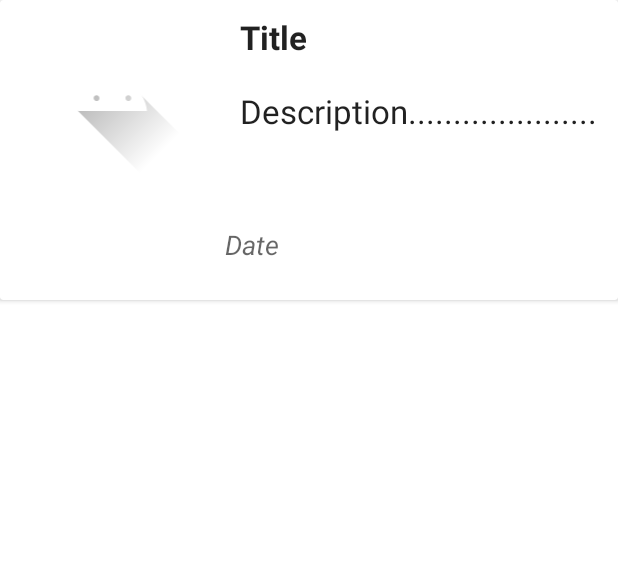
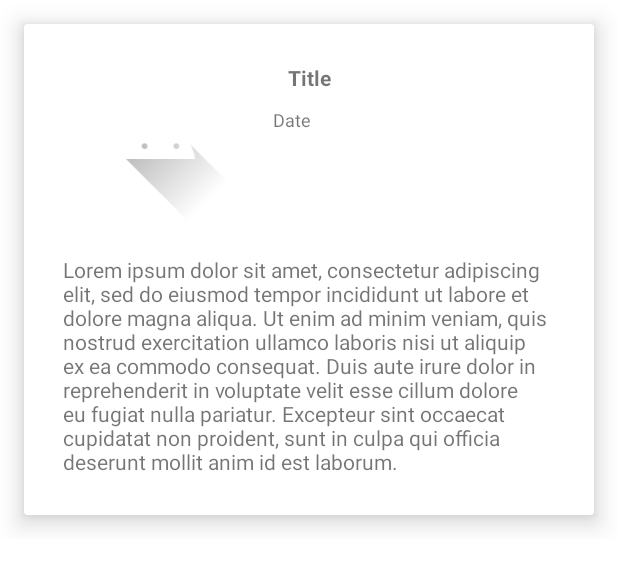
Before and after one commit to StaffanLjungqvist/RSSTest2, an Android app: the layout list_item.xml on its own in the app's theme, with its tools: preview values and no code run, on a phone screen of 412 x 824 dp. Shown: the top 568 px of the screen. Run offline under Robolectric (Android 15) with nearby library versions, the phone set to English and light mode, and no system bars; network calls fail.

```diff
--- a/app/build.gradle
+++ b/app/build.gradle
@@ -41,5 +41,11 @@ dependencies {
     androidTestImplementation 'androidx.test.ext:junit:1.1.3'
     androidTestImplementation 'androidx.test.espresso:espresso-core:3.4.0'
 
+    //Coroutines
+    def lifecycle_version = "2.5.0-alpha06"
+    implementation "androidx.lifecycle:lifecycle-viewmodel-ktx:$lifecycle_version"
+    implementation("androidx.lifecycle:lifecycle-runtime-ktx:$lifecycle_version")
+    implementation 'org.jetbrains.kotlinx:kotlinx-coroutines-android:1.3.9'
+
 
 }
--- a/app/src/main/res/layout/list_item.xml
+++ b/app/src/main/res/layout/list_item.xml
@@ -1,61 +1,68 @@
 <?xml version="1.0" encoding="utf-8"?>
-<androidx.cardview.widget.CardView
-    xmlns:app="http://schemas.android.com/apk/res-auto"
-    android:layout_height="200dp"
+<LinearLayout xmlns:app="http://schemas.android.com/apk/res-auto"
+    android:orientation="vertical"
+    android:layout_height="wrap_content"
     android:layout_width="match_parent"
+    android:elevation="10dp"
     xmlns:android="http://schemas.android.com/apk/res/android">
 
-    <LinearLayout
-        android:orientation="horizontal"
+    <androidx.cardview.widget.CardView
         android:layout_width="match_parent"
-        android:layout_height="match_parent">
+        android:layout_height="match_parent"
+        android:layout_margin="16dp"
+        app:cardElevation="10dp"
+        >
+        <androidx.constraintlayout.widget.ConstraintLayout
+            android:layout_width="match_parent"
+            android:layout_height="match_parent"
+            android:padding="16dp"
+            >
 
-        <ImageView
-            android:id="@+id/articleImage"
-            android:layout_width="150dp"
-            android:layout_height="wrap_content"
-            android:padding="10dp"
-            app:srcCompat="@drawable/ic_launcher_foreground" />
+            <ImageView
+                android:id="@+id/articleImage"
+                android:layout_width="150dp"
+                android:layout_height="wrap_content"
+                android:padding="10dp"
+                app:layout_constraintStart_toStartOf="parent"
+                app:layout_constraintTop_toTopOf="parent"
+                app:srcCompat="@drawable/ic_launcher_foreground" />
 
-        <LinearLayout
-            android:orientation="vertical"
-            android:layout_width="match_parent"
-            android:layout_height="match_parent">
 
             <TextView
-                android:layout_width="match_parent"
+                android:id="@+id/titleTxt"
+                android:layout_width="0dp"
                 android:layout_height="wrap_content"
-                android:textAppearance="?android:attr/textAppearanceLarge"
+                android:padding="10dp"
                 android:text="Title"
-                android:id="@+id/titleTxt"
-                android:padding="10dp"
                 android:textStyle="bold"
-                android:layout_alignParentLeft="true"
-                />
+                app:layout_constraintEnd_toEndOf="parent"
+                app:layout_constraintStart_toEndOf="@+id/articleImage"
+                app:layout_constraintTop_toTopOf="@+id/articleImage" />
 
             <TextView
+                android:id="@+id/descTxt"
                 android:layout_width="wrap_content"
                 android:layout_height="wrap_content"
-                android:textAppearance="?android:attr/textAppearanceLarge"
-                android:text="Description....................."
-                android:lines="3"
-                android:id="@+id/descTxt"
                 android:padding="10dp"
-
-                android:layout_alignParentLeft="true"
-                />
+                android:text="Lorem ipsum dolor sit amet, consectetur adipiscing elit, sed do eiusmod tempor incididunt ut labore et dolore magna aliqua. Ut enim ad minim veniam, quis nostrud exercitation ullamco laboris nisi ut aliquip ex ea commodo consequat. Duis aute irure dolor in reprehenderit in voluptate velit esse cillum dolore eu fugiat nulla pariatur. Excepteur sint occaecat cupidatat non proident, sunt in culpa qui officia deserunt mollit anim id est laborum."
+                app:layout_constraintEnd_toEndOf="parent"
+                app:layout_constraintStart_toStartOf="parent"
+                app:layout_constraintTop_toBottomOf="@+id/articleImage" />
 
             <TextView
-                android:layout_width="wrap_content"
+                android:id="@+id/dateTxt"
+                android:layout_width="0dp"
                 android:layout_height="wrap_content"
-                android:textAppearance="?android:attr/textAppearanceMedium"
                 android:text="Date"
-                android:textStyle="italic"
+                android:textSize="12sp"
+                app:layout_constraintStart_toEndOf="@+id/articleImage"
+                app:layout_constraintTop_toBottomOf="@+id/titleTxt" />
 
-                android:id="@+id/dateTxt" />
 
-        </LinearLayout>
 
-    </LinearLayout>
+        </androidx.constraintlayout.widget.ConstraintLayout>
+    </androidx.cardview.widget.CardView>
 
-</androidx.cardview.widget.CardView>
+
+
+</LinearLayout>
```
Also changed, not shown: app/src/main/java/com/example/rsstest2/MainActivity.kt (+25 -9 lines), app/src/main/java/com/example/rsstest2/MainViewModel.kt (added, +27 -0 lines), app/src/main/java/com/example/rsstest2/rss/Downloader.kt (+14 -41 lines), app/src/main/java/com/example/rsstest2/rss/RSSParser.kt (+16 -47 lines), app/src/main/java/com/example/rsstest2/ui/MyAdapter.kt (+9 -3 lines), app/src/main/res/layout/activity_main.xml (+8 -18 lines).
